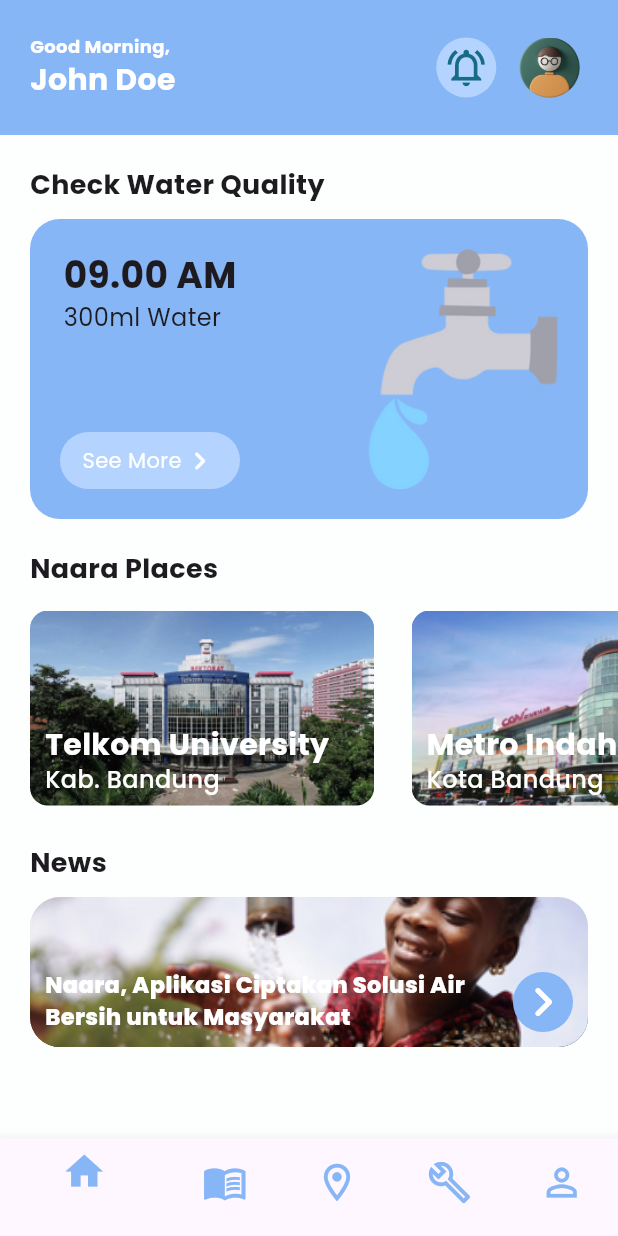
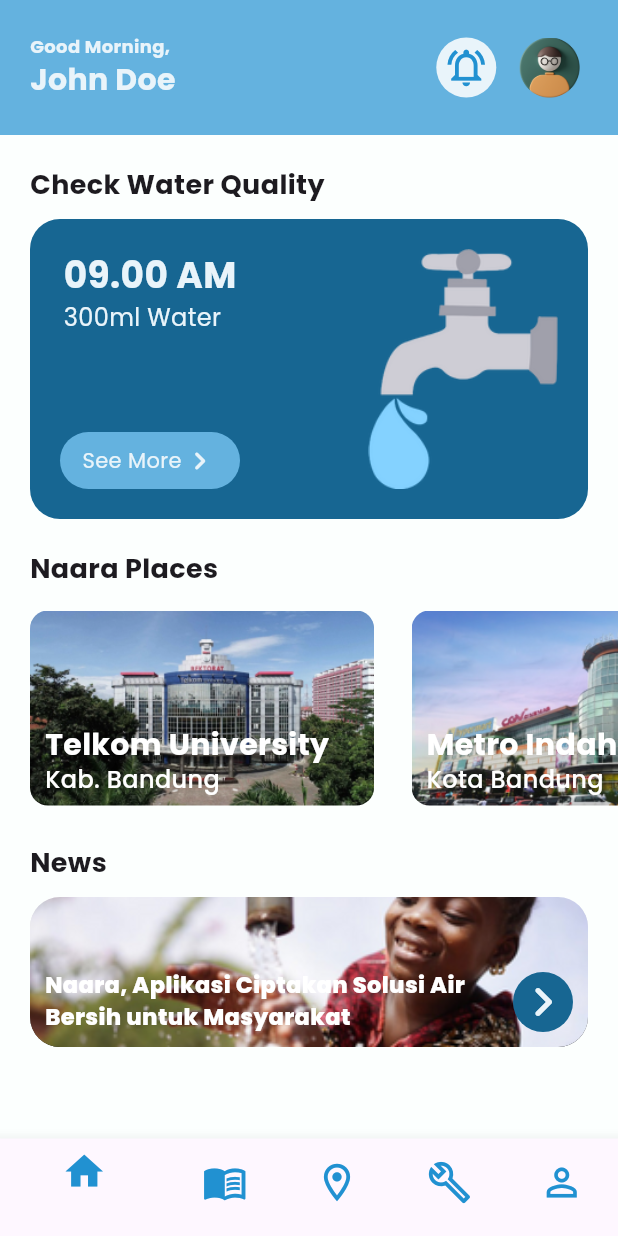
Before and after one commit to raihansyahrin/naara_app, a Flutter app: the screen it shows after launch, on a phone screen of 412 x 824 dp. Run offline on Flutter 3.47's test engine with Material 3 defaults, Android fonts, the phone set to English and light mode, and no system bars; our stand-ins replace google_fonts, google_maps_flutter.

Commit message:
color themes

```diff
--- a/lib/themes/colors.dart
+++ b/lib/themes/colors.dart
@@ -4,104 +4,128 @@ import 'package:flutter/material.dart';
 // PRIMARY COLOR
 // -----------------------------------------
 const MaterialColor primary = MaterialColor(_primaryPrimaryValue, <int, Color>{
-  50: Color(0xFFF0F6FE),
-  100: Color(0xFFDBE9FC),
-  200: Color(0xFFC3DBFB),
-  300: Color(0xFFAACCF9),
-  400: Color(0xFF98C1F7),
+  50: Color(0xFFE4F2F9),
+  100: Color(0xFFBCDEF1),
+  200: Color(0xFF90C8E8),
+  300: Color(0xFF64B2DF),
+  400: Color(0xFF42A2D8),
   500: Color(_primaryPrimaryValue),
-  600: Color(0xFF7EAFF5),
-  700: Color(0xFF73A6F3),
-  800: Color(0xFF699EF2),
-  900: Color(0xFF568EEF),
+  600: Color(0xFF1D89CC),
+  700: Color(0xFF187EC6),
+  800: Color(0xFF1474C0),
+  900: Color(0xFF0B62B5),
 });
-const int _primaryPrimaryValue = 0xFF86B6F6;
+const int _primaryPrimaryValue = 0xFF2191D1;
 
 const MaterialColor primaryAccent =
     MaterialColor(_primaryAccentValue, <int, Color>{
-  100: Color(0xFFFFFFFF),
+  100: Color(0xFFE1EFFF),
   200: Color(_primaryAccentValue),
-  400: Color(0xFFEBF2FF),
-  700: Color(0xFFD2E2FF),
+  400: Color(0xFF7BB9FF),
+  700: Color(0xFF62ABFF),
 });
-const int _primaryAccentValue = 0xFFFFFFFF;
+const int _primaryAccentValue = 0xFFAED4FF;
 
 // -----------------------------------------
 // SECONDARY COLOR
 // -----------------------------------------
 const MaterialColor secondary =
     MaterialColor(_secondaryPrimaryValue, <int, Color>{
-  50: Color(0xFFF6FAFF),
-  100: Color(0xFFE9F2FF),
-  200: Color(0xFFDAEAFF),
-  300: Color(0xFFCBE1FF),
-  400: Color(0xFFBFDAFF),
+  50: Color(0xFFECF6FB),
+  100: Color(0xFFD1E8F5),
+  200: Color(0xFFB2D9EF),
+  300: Color(0xFF93C9E9),
+  400: Color(0xFF7BBEE4),
   500: Color(_secondaryPrimaryValue),
-  600: Color(0xFFADCFFF),
-  700: Color(0xFFA4C9FF),
-  800: Color(0xFF9CC3FF),
-  900: Color(0xFF8CB9FF),
+  600: Color(0xFF5CABDB),
+  700: Color(0xFF52A2D7),
+  800: Color(0xFF4899D2),
+  900: Color(0xFF368ACA),
 });
-const int _secondaryPrimaryValue = 0xFFB4D4FF;
+const int _secondaryPrimaryValue = 0xFF64B2DF;
 
 const MaterialColor secondaryAccent =
     MaterialColor(_secondaryAccentValue, <int, Color>{
   100: Color(0xFFFFFFFF),
   200: Color(_secondaryAccentValue),
-  400: Color(0xFFFFFFFF),
-  700: Color(0xFFFFFFFF),
+  400: Color(0xFFADDAFF),
+  700: Color(0xFF94CEFF),
 });
-const int _secondaryAccentValue = 0xFFFFFFFF;
+const int _secondaryAccentValue = 0xFFE0F1FF;
 
 // -----------------------------------------
 // TERTIARY COLOR
 // -----------------------------------------
 const MaterialColor tertiary =
     MaterialColor(_tertiaryPrimaryValue, <int, Color>{
-  50: Color(0xFFFDFEFF),
-  100: Color(0xFFFAFCFF),
-  200: Color(0xFFF7FAFF),
-  300: Color(0xFFF3F8FF),
-  400: Color(0xFFF1F7FF),
+  50: Color(0xFFE3EDF2),
+  100: Color(0xFFB9D1DE),
+  200: Color(0xFF8BB3C9),
+  300: Color(0xFF5D94B3),
+  400: Color(0xFF3A7DA2),
   500: Color(_tertiaryPrimaryValue),
-  600: Color(0xFFECF4FF),
-  700: Color(0xFFE9F2FF),
-  800: Color(0xFFE7F0FF),
-  900: Color(0xFFE2EEFF),
+  600: Color(0xFF145E8A),
+  700: Color(0xFF11537F),
+  800: Color(0xFF0D4975),
+  900: Color(0xFF073863),
 });
-const int _tertiaryPrimaryValue = 0xFFEEF5FF;
+const int _tertiaryPrimaryValue = 0xFF176692;
 
 const MaterialColor tertiaryAccent =
     MaterialColor(_tertiaryAccentValue, <int, Color>{
+  100: Color(0xFF95C7FF),
+  200: Color(_tertiaryAccentValue),
+  400: Color(0xFF2F90FF),
+  700: Color(0xFF1583FF),
+});
+const int _tertiaryAccentValue = 0xFF62ACFF;
+
+// -----------------------------------------
+// LIGHT COLOR
+// -----------------------------------------
+const MaterialColor light = MaterialColor(_lightPrimaryValue, <int, Color>{
+  50: Color(0xFFFCFEFE),
+  100: Color(0xFFF8FCFE),
+  200: Color(0xFFF4FAFD),
+  300: Color(0xFFF0F7FC),
+  400: Color(0xFFECF6FB),
+  500: Color(_lightPrimaryValue),
+  600: Color(0xFFE6F3F9),
+  700: Color(0xFFE3F1F9),
+  800: Color(0xFFDFEFF8),
+  900: Color(0xFFD9ECF6),
+});
+const int _lightPrimaryValue = 0xFFE9F4FA;
+
+const MaterialColor lightAccent = MaterialColor(_lightAccentValue, <int, Color>{
   100: Color(0xFFFFFFFF),
-  200: Color(_tertiaryAccentValue),
+  200: Color(_lightAccentValue),
   400: Color(0xFFFFFFFF),
   700: Color(0xFFFFFFFF),
 });
-const int _tertiaryAccentValue = 0xFFFFFFFF;
+const int _lightAccentValue = 0xFFFFFFFF;
 
 // -----------------------------------------
-// ACCENT COLOR
+// DARK COLOR
 // -----------------------------------------
-const MaterialColor accent = MaterialColor(_accentPrimaryValue, <int, Color>{
-  50: Color(0xFFE3EDF1),
-  100: Color(0xFFB9D3DB),
-  200: Color(0xFF8BB5C3),
-  300: Color(0xFF5D97AB),
-  400: Color(0xFF3A8199),
-  500: Color(_accentPrimaryValue),
-  600: Color(0xFF14637F),
-  700: Color(0xFF115874),
-  800: Color(0xFF0D4E6A),
-  900: Color(0xFF073C57),
+const MaterialColor dark = MaterialColor(_darkPrimaryValue, <int, Color>{
+  50: Color(0xFFE1E2E3),
+  100: Color(0xFFB3B7B9),
+  200: Color(0xFF81878A),
+  300: Color(0xFF4F565B),
+  400: Color(0xFF293238),
+  500: Color(_darkPrimaryValue),
+  600: Color(0xFF030C12),
+  700: Color(0xFF020A0F),
+  800: Color(0xFF02080C),
+  900: Color(0xFF010406),
 });
-const int _accentPrimaryValue = 0xFF176B87;
+const int _darkPrimaryValue = 0xFF030E15;
 
-const MaterialColor accentAccent =
-    MaterialColor(_accentAccentValue, <int, Color>{
-  100: Color(0xFF8BD1FF),
-  200: Color(_accentAccentValue),
-  400: Color(0xFF25AAFF),
-  700: Color(0xFF0BA0FF),
+const MaterialColor darkAccent = MaterialColor(_darkAccentValue, <int, Color>{
+  100: Color(0xFF4D4DFF),
+  200: Color(_darkAccentValue),
+  400: Color(0xFF0000E6),
+  700: Color(0xFF0000CD),
 });
-const int _accentAccentValue = 0xFF58BDFF;
+const int _darkAccentValue = 0xFF1A1AFF;
--- a/lib/widgets/dashboard_page/header_widget.dart
+++ b/lib/widgets/dashboard_page/header_widget.dart
@@ -10,7 +10,9 @@ class Header extends StatelessWidget {
   @override
   Widget build(BuildContext context) {
     return Container(
-      decoration: BoxDecoration(color: primary),
+      decoration: BoxDecoration(
+        color: secondary,
+      ),
       child: Padding(
         padding: const EdgeInsets.all(20.0),
         child: Row(
@@ -22,16 +24,12 @@ class Header extends StatelessWidget {
                 Text(
                   "Good Morning,",
                   style: GoogleFonts.poppins(
-                      fontSize: 12,
-                      fontWeight: FontWeight.bold,
-                      color: Colors.white),
+                      fontSize: 12, fontWeight: FontWeight.bold, color: light),
                 ),
                 Text(
                   "John Doe",
                   style: GoogleFonts.poppins(
-                      fontSize: 20,
-                      fontWeight: FontWeight.bold,
-                      color: Colors.white),
+                      fontSize: 20, fontWeight: FontWeight.bold, color: light),
                 ),
               ],
             ),
@@ -40,13 +38,13 @@ class Header extends StatelessWidget {
                 Container(
                   padding: EdgeInsets.all(5),
                   decoration: BoxDecoration(
-                    color: secondary,
+                    color: light,
                     shape: BoxShape.circle,
                   ),
                   child: Icon(
                     Icons.notifications_active_outlined,
                     size: 30,
-                    color: accent,
+                    color: primary,
                   ),
                 ),
                 SizedBox(
--- a/lib/widgets/dashboard_page/news_widget.dart
+++ b/lib/widgets/dashboard_page/news_widget.dart
@@ -61,10 +61,12 @@ class NewsArticle extends StatelessWidget {
                 ),
                 Container(
                   decoration: BoxDecoration(
-                      color: primary, borderRadius: BorderRadius.circular(50)),
+                    color: tertiary,
+                    borderRadius: BorderRadius.circular(50),
+                  ),
                   child: Icon(
                     Icons.chevron_right_rounded,
-                    color: primaryAccent,
+                    color: light,
                     size: 40,
                   ),
                 )
--- a/lib/widgets/dashboard_page/water_information_widget.dart
+++ b/lib/widgets/dashboard_page/water_information_widget.dart
@@ -18,7 +18,7 @@ class WaterInformation extends StatelessWidget {
             width: double.infinity,
             height: 200,
             decoration: BoxDecoration(
-              color: primary,
+              color: tertiary,
               borderRadius: BorderRadius.all(
                 Radius.circular(20),
               ),
@@ -39,6 +39,7 @@ class WaterInformation extends StatelessWidget {
                             style: GoogleFonts.poppins(
                               fontSize: 24,
                               fontWeight: FontWeight.w700,
+                              color: light,
                             ),
                           ),
                           Text(
@@ -46,6 +47,7 @@ class WaterInformation extends StatelessWidget {
                             style: GoogleFonts.poppins(
                               fontSize: 16,
                               fontWeight: FontWeight.w400,
+                              color: light,
                             ),
                           ),
                         ],
@@ -64,14 +66,14 @@ class WaterInformation extends StatelessWidget {
                             Text(
                               'See More',
                               style: GoogleFonts.poppins(
-                                color: primaryAccent,
+                                color: light,
                                 fontSize: 14,
                                 fontWeight: FontWeight.w400,
                               ),
                             ),
                             Icon(
                               Icons.keyboard_arrow_right_rounded,
-                              color: primaryAccent,
+                              color: light,
                             ),
                           ],
                         ),
--- a/lib/widgets/education_page/category_selector_widget.dart
+++ b/lib/widgets/education_page/category_selector_widget.dart
@@ -60,9 +60,7 @@ class _CategorySelectorState extends State<CategorySelector> {
                   child: Text(
                     categories[index],
                     style: GoogleFonts.poppins(
-                      color: index == selectedIndex
-                          ? Colors.white
-                          : Colors.white60,
+                      color: index == selectedIndex ? Colors.white : light,
                       fontSize: 20,
                       fontWeight: FontWeight.w600,
                     ),
--- a/lib/widgets/education_page/education_list_widget.dart
+++ b/lib/widgets/education_page/education_list_widget.dart
@@ -55,7 +55,7 @@ class EducationList extends StatelessWidget {
                           style: GoogleFonts.poppins(
                               fontSize: 18,
                               fontWeight: FontWeight.w600,
-                              color: primaryAccent),
+                              color: light),
                         ),
                         SizedBox(
                           height: 15,
@@ -65,7 +65,7 @@ class EducationList extends StatelessWidget {
                           style: GoogleFonts.poppins(
                               fontSize: 16,
                               fontWeight: FontWeight.w400,
-                              color: primaryAccent),
+                              color: light),
                         ),
                       ],
                     )
--- a/lib/widgets/education_page/search_field_widget.dart
+++ b/lib/widgets/education_page/search_field_widget.dart
@@ -16,7 +16,7 @@ class SearchField extends StatelessWidget {
             child: Container(
               decoration: BoxDecoration(
                 borderRadius: BorderRadius.circular(50),
-                color: primary,
+                color: secondary,
                 boxShadow: [
                   BoxShadow(
                     color: Colors.grey.withOpacity(0.8),
--- a/lib/widgets/profile_page/proflie_list_widget.dart
+++ b/lib/widgets/profile_page/proflie_list_widget.dart
@@ -29,7 +29,7 @@ class ProfileListWidget extends StatelessWidget {
                 height: 69,
                 padding: EdgeInsets.symmetric(horizontal: 10),
                 decoration: BoxDecoration(
-                    color: primary, borderRadius: BorderRadius.circular(10)),
+                    color: secondary, borderRadius: BorderRadius.circular(10)),
                 child: Column(
                   mainAxisAlignment: MainAxisAlignment.center,
                   children: [
@@ -44,6 +44,7 @@ class ProfileListWidget extends StatelessWidget {
                           child: Icon(
                             profile[index].icon,
                             size: 40,
+                            color: tertiary,
                           ),
                         ),
                         SizedBox(
@@ -54,6 +55,7 @@ class ProfileListWidget extends StatelessWidget {
                           style: TextStyle(
                             fontSize: 20,
                             fontWeight: FontWeight.w600,
+                            color: light,
                           ),
                         )
                       ],
```
